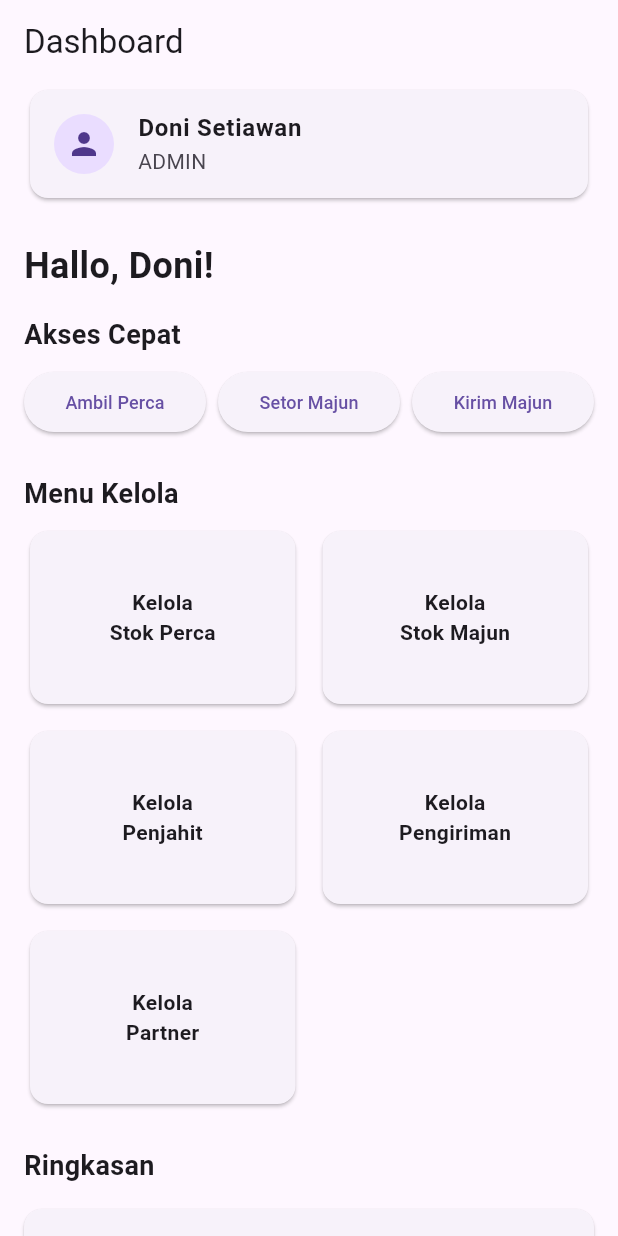
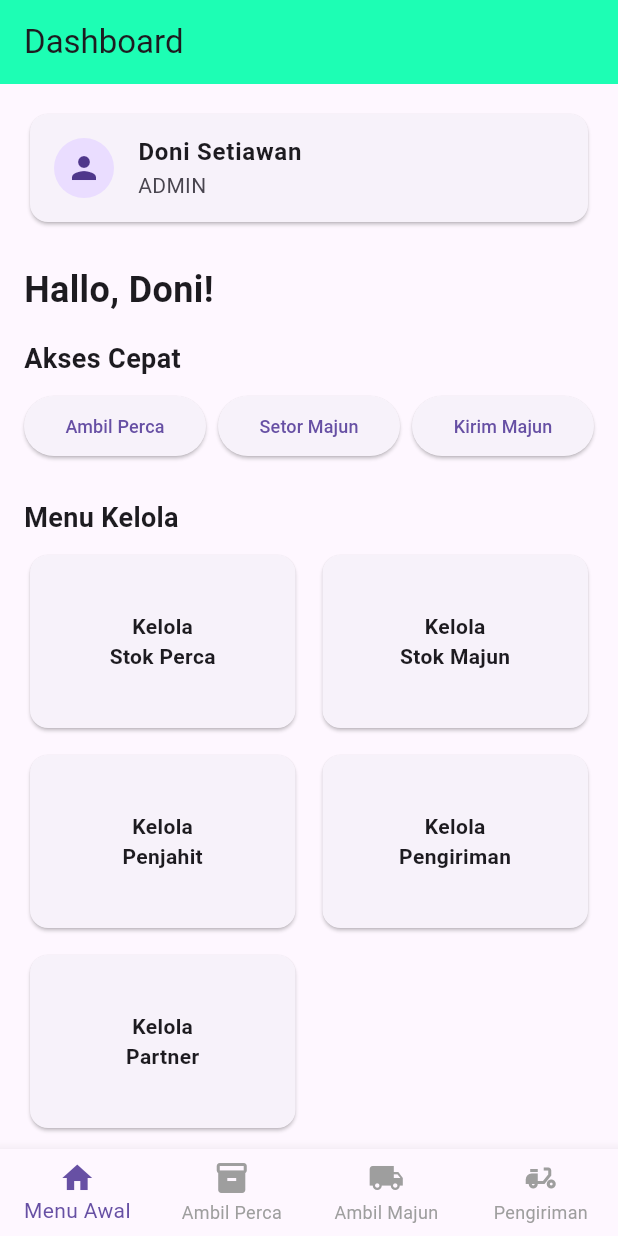
Before and after one commit to dwirez99/majunkita, a Flutter app: the screen it shows after launch, after a tap on "Ambil Perca", on a phone screen of 412 x 824 dp. Run offline on Flutter 3.47's test engine with Material 3 defaults, Android fonts, the phone set to English and light mode, and no system bars; our stand-ins replace flutter_dotenv, flutter_riverpod, supabase_flutter; accounts and stored records are empty; network calls fail.

Commit message:
implement data from supabase on dashboard

```diff
--- /dev/null
+++ b/lib/features/Dashboard/domain/providers/dashboard_providers.dart
@@ -0,0 +1,16 @@
+// lib/features/dashboard/domain/providers/dashboard_providers.dart
+import 'package:flutter_riverpod/flutter_riverpod.dart';
+import '../../../../core/api/supabase_client_api.dart';
+import '../../data/models/admin_dashboard_models.dart';
+import '../../data/repositories/dashboard_repository.dart';
+
+// Provider untuk Repository
+final dashboardRepositoryProvider = Provider<DashboardRepository>((ref) {
+  return DashboardRepository(ref.watch(supabaseClientProvider));
+});
+
+// Provider untuk Data Summary Dashboard Admin
+final adminDashboardProvider = FutureProvider<AdminDashboardSummary>((ref) {
+  final repository = ref.watch(dashboardRepositoryProvider);
+  return repository.getAdminDashboardSummary();
+});
--- a/lib/features/Dashboard/presentations/screens/dashboard_admin_screen.dart
+++ b/lib/features/Dashboard/presentations/screens/dashboard_admin_screen.dart
@@ -4,8 +4,10 @@ import '../widgets/management_menu.dart';
 import '../widgets/quick_acces_menu.dart';
 import '../widgets/summary_card.dart';
 import '../widgets/user_profile_card.dart';
+import '../../domain/providers/dashboard_providers.dart';
 
 class DashboardScreen extends ConsumerWidget {
+
   const DashboardScreen({super.key});
 
   @override
@@ -14,7 +16,7 @@ class DashboardScreen extends ConsumerWidget {
       // Kita gunakan AppBar transparan agar konten bisa dimulai dari atas
       appBar: AppBar(
         title: const Text('Dashboard'),
-        backgroundColor: Colors.transparent,
+        backgroundColor: const Color.fromARGB(239, 14, 255, 175),
         elevation: 0,
       ),
       body: SingleChildScrollView(
@@ -23,6 +25,7 @@ class DashboardScreen extends ConsumerWidget {
           child: Column(
             crossAxisAlignment: CrossAxisAlignment.start,
             children: [
+              const SizedBox(height: 16),
               // 1. KARTU PROFIL PENGGUNA
               const UserProfileCard(),
 
@@ -52,29 +55,41 @@ class DashboardScreen extends ConsumerWidget {
                 style: TextStyle(fontSize: 18, fontWeight: FontWeight.bold),
               ),
               const SizedBox(height: 16),
-              const SummaryCard(
+
+              ref.watch(adminDashboardProvider).when(
+                  loading: () => const Center(child: CircularProgressIndicator()),
+                  error: (error, stackTrace) => Center(child: Text(error.toString())),
+                  data: (summary) {
+                    // 'summary' adalah objek AdminDashboardSummary yang sudah terisi data!
+                    return Column(
+                      children: [
+                        SummaryCard(
                           title: 'Ringkasan Perca',
                           children: [
-                  Text('Stok Perca Saat Ini : 580 KG'),
-                  Text('Stok yang ada pada penjahit : 60kg'),
-                  Text('Terakhir Ambil : 29-05-2025'),
+                            Text('Stok Perca Saat Ini : ${summary.percaSummary.stockSaatIni} KG'),
+                            Text('Stok pada penjahit : ${summary.stockAtTailor} KG'),
+                            // Tambahkan data lain jika ada
                           ],
                         ),
-               const SummaryCard(
+                        SummaryCard(
                           title: 'Ringkasan Majun',
                           children: [
-                  Text('Stok majun Saat Ini : 120 KG'),
-                  Text('Kemungkinan kirim : 20 Karung'),
-                  Text('Pengiriman Terakhir : 01-09-2024'),
+                            Text('Stok majun Saat Ini : ${summary.majunSummary.stockSaatIni} KG'),
+                            // Tambahkan data lain jika ada
                           ],
                         ),
-              const SummaryCard(
+                        SummaryCard(
                           title: 'Ringkasan Penjahit',
                           children: [
-                  Text('Jumlah Penjahit Aktif : 10'),
-                  Text('Upah yang belum dibayarkan : Rp.700,000.00'),
+                            Text('Jumlah Penjahit Aktif : ${summary.tailorSummary.jumlahAktif}'),
+                            Text('Upah belum dibayarkan : ${summary.tailorSummary.formattedUnpaidWages}'),
                           ],
                         ),
+                      ],
+                    );
+                  },
+                ),
+              const SizedBox(height: 32),
             ],
           ),
         ),
--- a/lib/main.dart
+++ b/lib/main.dart
@@ -48,7 +48,9 @@ void main() async {
                 const SizedBox(height: 8),
                 Text(e.toString(), textAlign: TextAlign.center),
               ],
+
             ),
+
           ),
         ),
       ),
@@ -68,7 +70,58 @@ class MyApp extends StatelessWidget {
         primarySwatch: Colors.blue,
         visualDensity: VisualDensity.adaptivePlatformDensity,
       ),
-      home: const DashboardScreen(),
+
+
+      home: const MainScreen(),
+    );
+
+  }
+}
+
+class MainScreen extends StatefulWidget {
+  const MainScreen({super.key});
+
+  @override
+  State<MainScreen> createState() => _MainScreenState();
+}
+
+class _MainScreenState extends State<MainScreen> {
+  int _selectedIndex = 0;
+
+  // For now, assuming admin role is true. You can modify this based on your authentication logic
+  bool isAdmin = true;
+
+  static const List<Widget> _widgetOptions = <Widget>[
+    DashboardScreen(), // Index 0
+    Text('Halaman Ambil Perca'), // Index 1
+    Text('Halaman Ambil Majun'), // Index 2
+    Text('Halaman Pengiriman'), // Index 3
+  ];
+
+  void _onItemTapped(int index) {
+    setState(() {
+      _selectedIndex = index;
+    });
+  }
+
+  @override
+  Widget build(BuildContext context) {
+    return Scaffold(
+      body: _widgetOptions.elementAt(_selectedIndex),
+      bottomNavigationBar: isAdmin ? BottomNavigationBar(
+        type: BottomNavigationBarType.fixed, // This ensures all tabs are visible
+        items: const <BottomNavigationBarItem>[
+          BottomNavigationBarItem(icon: Icon(Icons.home), label: 'Menu Awal'),
+          BottomNavigationBarItem(icon: Icon(Icons.inventory_2), label: 'Ambil Perca'),
+          BottomNavigationBarItem(icon: Icon(Icons.local_shipping), label: 'Ambil Majun'),
+          BottomNavigationBarItem(icon: Icon(Icons.delivery_dining), label: 'Pengiriman'),
+        ],
+        currentIndex: _selectedIndex,
+        selectedItemColor: Theme.of(context).primaryColor,
+        unselectedItemColor: Colors.grey,
+        showUnselectedLabels: true,
+        onTap: _onItemTapped,
+      ) : null, // Only show bottom navigation bar for admin users
     );
   }
 }
--- a/pubspec.yaml
+++ b/pubspec.yaml
@@ -37,6 +37,7 @@ dependencies:
   flutter_riverpod: ^3.0.3
   supabase_flutter: ^2.10.3
   flutter_dotenv: ^5.0.2
+  intl: ^0.20.2
 
 dev_dependencies:
   flutter_test:
```
Also changed, not shown: pubspec.lock. Lines whose indentation alone changed are shown as unchanged.
